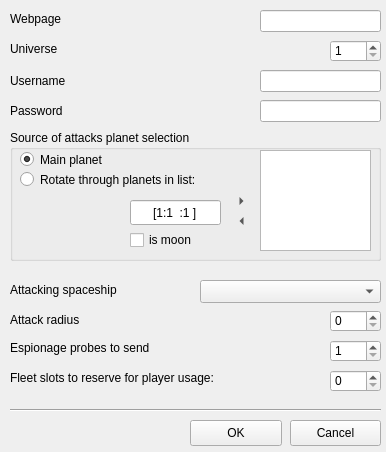
The window that ogbot/src/ui/Options.ui (kovan/kovans-ogbot) describes before a commit, drawn with Qt 5.
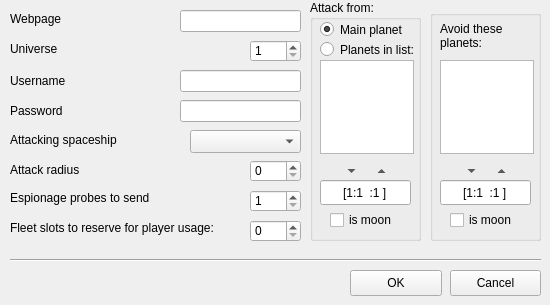
The same window after the commit. Icons and pictures are not drawn.

What changed in the file:
```diff
--- a/ogbot/src/ui/Options.ui
+++ b/ogbot/src/ui/Options.ui
@@ -5,8 +5,8 @@
    <rect>
     <x>0</x>
     <y>0</y>
-    <width>386</width>
-    <height>452</height>
+    <width>550</width>
+    <height>305</height>
    </rect>
   </property>
   <property name="sizePolicy" >
@@ -23,16 +23,6 @@
   <property name="windowIcon" >
    <iconset/>
   </property>
-  <widget class="QSpinBox" name="attackRadioSpinBox" >
-   <property name="geometry" >
-    <rect>
-     <x>330</x>
-     <y>310</y>
-     <width>51</width>
-     <height>22</height>
-    </rect>
-   </property>
-  </widget>
   <widget class="QLabel" name="label" >
    <property name="geometry" >
     <rect>
@@ -49,7 +39,7 @@
   <widget class="QLineEdit" name="usernameLineEdit" >
    <property name="geometry" >
     <rect>
-     <x>260</x>
+     <x>180</x>
      <y>70</y>
      <width>121</width>
      <height>22</height>
@@ -91,7 +81,7 @@
   <widget class="QSpinBox" name="universeSpinBox" >
    <property name="geometry" >
     <rect>
-     <x>330</x>
+     <x>250</x>
      <y>40</y>
      <width>51</width>
      <height>22</height>
@@ -104,7 +94,7 @@
   <widget class="QLineEdit" name="webpageLineEdit" >
    <property name="geometry" >
     <rect>
-     <x>260</x>
+     <x>180</x>
      <y>10</y>
      <width>121</width>
      <height>22</height>
@@ -130,27 +120,11 @@
     <cstring>webpageLineEdit</cstring>
    </property>
   </widget>
-  <widget class="QPushButton" name="okButton" >
-   <property name="geometry" >
-    <rect>
-     <x>190</x>
-     <y>420</y>
-     <width>92</width>
-     <height>26</height>
-    </rect>
-   </property>
-   <property name="text" >
-    <string>OK</string>
-   </property>
-   <property name="autoDefault" >
-    <bool>false</bool>
-   </property>
-  </widget>
   <widget class="QLabel" name="label_2" >
    <property name="geometry" >
     <rect>
      <x>10</x>
-     <y>280</y>
+     <y>130</y>
      <width>181</width>
      <height>20</height>
     </rect>
@@ -178,10 +152,78 @@
     <cstring>passwordLineEdit</cstring>
    </property>
   </widget>
+  <widget class="QSpinBox" name="probesToSendSpinBox" >
+   <property name="geometry" >
+    <rect>
+     <x>250</x>
+     <y>190</y>
+     <width>51</width>
+     <height>22</height>
+    </rect>
+   </property>
+   <property name="minimum" >
+    <number>1</number>
+   </property>
+  </widget>
+  <widget class="QLabel" name="label_3" >
+   <property name="geometry" >
+    <rect>
+     <x>10</x>
+     <y>160</y>
+     <width>181</width>
+     <height>20</height>
+    </rect>
+   </property>
+   <property name="text" >
+    <string>Attack radius</string>
+   </property>
+   <property name="buddy" >
+    <cstring>attackRadioSpinBox</cstring>
+   </property>
+  </widget>
+  <widget class="QLabel" name="label_14" >
+   <property name="geometry" >
+    <rect>
+     <x>10</x>
+     <y>180</y>
+     <width>221</width>
+     <height>36</height>
+    </rect>
+   </property>
+   <property name="text" >
+    <string>Espionage probes to send</string>
+   </property>
+   <property name="buddy" >
+    <cstring>probesToSendSpinBox</cstring>
+   </property>
+  </widget>
+  <widget class="QSpinBox" name="slotsToReserveSpinBox" >
+   <property name="geometry" >
+    <rect>
+     <x>250</x>
+     <y>220</y>
+     <width>51</width>
+     <height>22</height>
+    </rect>
+   </property>
+   <property name="minimum" >
+    <number>0</number>
+   </property>
+  </widget>
+  <widget class="QComboBox" name="attackingShipComboBox" >
+   <property name="geometry" >
+    <rect>
+     <x>190</x>
+     <y>130</y>
+     <width>111</width>
+     <height>23</height>
+    </rect>
+   </property>
+  </widget>
   <widget class="QLineEdit" name="passwordLineEdit" >
    <property name="geometry" >
     <rect>
-     <x>260</x>
+     <x>180</x>
      <y>100</y>
      <width>121</width>
      <height>22</height>
@@ -191,24 +233,56 @@
     <enum>QLineEdit::Password</enum>
    </property>
   </widget>
+  <widget class="QLabel" name="label_15" >
+   <property name="geometry" >
+    <rect>
+     <x>10</x>
+     <y>210</y>
+     <width>221</width>
+     <height>36</height>
+    </rect>
+   </property>
+   <property name="text" >
+    <string>Fleet slots to reserve for player usage:</string>
+   </property>
+   <property name="buddy" >
+    <cstring>probesToSendSpinBox</cstring>
+   </property>
+  </widget>
+  <widget class="QPushButton" name="okButton" >
+   <property name="geometry" >
+    <rect>
+     <x>350</x>
+     <y>270</y>
+     <width>92</width>
+     <height>26</height>
+    </rect>
+   </property>
+   <property name="text" >
+    <string>OK</string>
+   </property>
+   <property name="autoDefault" >
+    <bool>false</bool>
+   </property>
+  </widget>
   <widget class="QGroupBox" name="groupBox" >
    <property name="geometry" >
     <rect>
-     <x>10</x>
-     <y>130</y>
-     <width>371</width>
-     <height>131</height>
+     <x>310</x>
+     <y>0</y>
+     <width>111</width>
+     <height>241</height>
     </rect>
    </property>
    <property name="title" >
-    <string>Source of attacks planet selection</string>
+    <string>Attack from:</string>
    </property>
    <widget class="QRadioButton" name="mainPlanetRadio" >
     <property name="geometry" >
      <rect>
       <x>10</x>
       <y>20</y>
-      <width>161</width>
+      <width>111</width>
       <height>19</height>
      </rect>
     </property>
@@ -219,78 +293,168 @@
      <bool>true</bool>
     </property>
    </widget>
+   <widget class="QCheckBox" name="isMoonCheckBox" >
+    <property name="geometry" >
+     <rect>
+      <x>20</x>
+      <y>210</y>
+      <width>71</width>
+      <height>20</height>
+     </rect>
+    </property>
+    <property name="text" >
+     <string>is moon</string>
+    </property>
+   </widget>
+   <widget class="QLineEdit" name="addPlanetLineEdit" >
+    <property name="geometry" >
+     <rect>
+      <x>10</x>
+      <y>180</y>
+      <width>91</width>
+      <height>25</height>
+     </rect>
+    </property>
+    <property name="inputMask" >
+     <string>\[9:999:99\]; </string>
+    </property>
+    <property name="text" >
+     <string>[1:1:1]</string>
+    </property>
+    <property name="alignment" >
+     <set>Qt::AlignHCenter</set>
+    </property>
+   </widget>
+   <widget class="QToolButton" name="addPlanetButton" >
+    <property name="geometry" >
+     <rect>
+      <x>60</x>
+      <y>160</y>
+      <width>23</width>
+      <height>22</height>
+     </rect>
+    </property>
+    <property name="text" >
+     <string/>
+    </property>
+    <property name="autoRaise" >
+     <bool>true</bool>
+    </property>
+    <property name="arrowType" >
+     <enum>Qt::UpArrow</enum>
+    </property>
+   </widget>
+   <widget class="QToolButton" name="removePlanetButton" >
+    <property name="geometry" >
+     <rect>
+      <x>30</x>
+      <y>160</y>
+      <width>23</width>
+      <height>22</height>
+     </rect>
+    </property>
+    <property name="text" >
+     <string/>
+    </property>
+    <property name="autoRaise" >
+     <bool>true</bool>
+    </property>
+    <property name="arrowType" >
+     <enum>Qt::DownArrow</enum>
+    </property>
+   </widget>
    <widget class="QRadioButton" name="rotatePlanetsRadio" >
     <property name="geometry" >
      <rect>
       <x>10</x>
       <y>40</y>
-      <width>221</width>
+      <width>101</width>
       <height>19</height>
      </rect>
     </property>
     <property name="text" >
-     <string>Rotate through planets in list:</string>
+     <string>Planets in list:</string>
     </property>
    </widget>
    <widget class="QListWidget" name="sourcePlanetsList" >
     <property name="geometry" >
      <rect>
-      <x>250</x>
-      <y>20</y>
-      <width>111</width>
-      <height>101</height>
-     </rect>
-    </property>
-    <property name="horizontalScrollBarPolicy" >
-     <enum>Qt::ScrollBarAlwaysOff</enum>
-    </property>
-    <property name="textElideMode" >
-     <enum>Qt::ElideLeft</enum>
-    </property>
-   </widget>
-   <widget class="QToolButton" name="addPlanetButton" >
-    <property name="geometry" >
-     <rect>
-      <x>220</x>
+      <x>10</x>
       <y>60</y>
-      <width>23</width>
-      <height>22</height>
+      <width>94</width>
+      <height>94</height>
      </rect>
     </property>
-    <property name="text" >
-     <string/>
+    <property name="horizontalScrollBarPolicy" >
+     <enum>Qt::ScrollBarAlwaysOff</enum>
     </property>
-    <property name="autoRaise" >
-     <bool>true</bool>
+    <property name="textElideMode" >
+     <enum>Qt::ElideLeft</enum>
     </property>
-    <property name="arrowType" >
-     <enum>Qt::RightArrow</enum>
+   </widget>
+  </widget>
+  <widget class="QGroupBox" name="groupBox_2" >
+   <property name="geometry" >
+    <rect>
+     <x>430</x>
+     <y>10</y>
+     <width>111</width>
+     <height>231</height>
+    </rect>
+   </property>
+   <property name="title" >
+    <string/>
+   </property>
+   <widget class="QListWidget" name="sourcePlanetsList_3" >
+    <property name="geometry" >
+     <rect>
+      <x>10</x>
+      <y>50</y>
+      <width>94</width>
+      <height>94</height>
+     </rect>
     </property>
+    <property name="horizontalScrollBarPolicy" >
+     <enum>Qt::ScrollBarAlwaysOff</enum>
+    </property>
+    <property name="textElideMode" >
+     <enum>Qt::ElideLeft</enum>
+    </property>
    </widget>
-   <widget class="QToolButton" name="removePlanetButton" >
+   <widget class="QLabel" name="label_16" >
     <property name="geometry" >
      <rect>
-      <x>220</x>
-      <y>80</y>
-      <width>23</width>
-      <height>22</height>
+      <x>10</x>
+      <y>10</y>
+      <width>81</width>
+      <height>32</height>
      </rect>
     </property>
     <property name="text" >
-     <string/>
+     <string>Avoid these&lt;br> planets:</string>
     </property>
-    <property name="autoRaise" >
-     <bool>true</bool>
+    <property name="buddy" >
+     <cstring>probesToSendSpinBox</cstring>
     </property>
-    <property name="arrowType" >
-     <enum>Qt::LeftArrow</enum>
+   </widget>
+   <widget class="QCheckBox" name="isMoonCheckBox_3" >
+    <property name="geometry" >
+     <rect>
+      <x>20</x>
+      <y>200</y>
+      <width>71</width>
+      <height>20</height>
+     </rect>
     </property>
+    <property name="text" >
+     <string>is moon</string>
+    </property>
    </widget>
-   <widget class="QLineEdit" name="addPlanetLineEdit" >
+   <widget class="QLineEdit" name="addPlanetLineEdit_3" >
     <property name="geometry" >
      <rect>
-      <x>120</x>
-      <y>70</y>
+      <x>10</x>
+      <y>170</y>
       <width>91</width>
       <height>25</height>
      </rect>
@@ -305,93 +469,50 @@
      <set>Qt::AlignHCenter</set>
     </property>
    </widget>
-   <widget class="QCheckBox" name="isMoonCheckBox" >
+   <widget class="QToolButton" name="removePlanetButton_3" >
     <property name="geometry" >
      <rect>
-      <x>120</x>
-      <y>100</y>
-      <width>111</width>
-      <height>20</height>
+      <x>30</x>
+      <y>150</y>
+      <width>23</width>
+      <height>22</height>
      </rect>
     </property>
     <property name="text" >
-     <string>is moon</string>
+     <string/>
     </property>
+    <property name="autoRaise" >
+     <bool>true</bool>
+    </property>
+    <property name="arrowType" >
+     <enum>Qt::DownArrow</enum>
+    </property>
    </widget>
-  </widget>
-  <widget class="QComboBox" name="attackingShipComboBox" >
-   <property name="geometry" >
-    <rect>
-     <x>200</x>
-     <y>280</y>
-     <width>181</width>
-     <height>23</height>
-    </rect>
-   </property>
-  </widget>
-  <widget class="QSpinBox" name="probesToSendSpinBox" >
-   <property name="geometry" >
-    <rect>
-     <x>330</x>
-     <y>340</y>
-     <width>51</width>
-     <height>22</height>
-    </rect>
-   </property>
-   <property name="minimum" >
-    <number>1</number>
-   </property>
-  </widget>
-  <widget class="QLabel" name="label_3" >
-   <property name="geometry" >
-    <rect>
-     <x>10</x>
-     <y>310</y>
-     <width>291</width>
-     <height>20</height>
-    </rect>
-   </property>
-   <property name="text" >
-    <string>Attack radius</string>
-   </property>
-   <property name="buddy" >
-    <cstring>attackRadioSpinBox</cstring>
-   </property>
-  </widget>
-  <widget class="QLabel" name="label_14" >
-   <property name="geometry" >
-    <rect>
-     <x>10</x>
-     <y>330</y>
-     <width>221</width>
-     <height>36</height>
-    </rect>
-   </property>
-   <property name="text" >
-    <string>Espionage probes to send</string>
-   </property>
-   <property name="buddy" >
-    <cstring>probesToSendSpinBox</cstring>
-   </property>
-  </widget>
-  <widget class="Line" name="line_2" >
-   <property name="geometry" >
-    <rect>
-     <x>10</x>
-     <y>400</y>
-     <width>371</width>
-     <height>20</height>
-    </rect>
-   </property>
-   <property name="orientation" >
-    <enum>Qt::Horizontal</enum>
-   </property>
+   <widget class="QToolButton" name="addPlanetButton_3" >
+    <property name="geometry" >
+     <rect>
+      <x>60</x>
+      <y>150</y>
+      <width>23</width>
+      <height>22</height>
+     </rect>
+    </property>
+    <property name="text" >
+     <string/>
+    </property>
+    <property name="autoRaise" >
+     <bool>true</bool>
+    </property>
+    <property name="arrowType" >
+     <enum>Qt::UpArrow</enum>
+    </property>
+   </widget>
   </widget>
   <widget class="QPushButton" name="cancelButton" >
    <property name="geometry" >
     <rect>
-     <x>290</x>
-     <y>420</y>
+     <x>450</x>
+     <y>270</y>
      <width>91</width>
      <height>26</height>
     </rect>
@@ -403,33 +524,30 @@
     <bool>false</bool>
    </property>
   </widget>
-  <widget class="QSpinBox" name="slotsToReserveSpinBox" >
+  <widget class="Line" name="line_2" >
    <property name="geometry" >
     <rect>
-     <x>330</x>
-     <y>370</y>
+     <x>10</x>
+     <y>250</y>
+     <width>531</width>
+     <height>20</height>
+    </rect>
+   </property>
+   <property name="orientation" >
+    <enum>Qt::Horizontal</enum>
+   </property>
+  </widget>
+  <widget class="QSpinBox" name="attackRadioSpinBox" >
+   <property name="geometry" >
+    <rect>
+     <x>250</x>
+     <y>160</y>
      <width>51</width>
      <height>22</height>
     </rect>
    </property>
-   <property name="minimum" >
-    <number>0</number>
-   </property>
-  </widget>
-  <widget class="QLabel" name="label_15" >
-   <property name="geometry" >
-    <rect>
-     <x>10</x>
-     <y>360</y>
-     <width>221</width>
-     <height>36</height>
-    </rect>
-   </property>
-   <property name="text" >
-    <string>Fleet slots to reserve for player usage:</string>
-   </property>
-   <property name="buddy" >
-    <cstring>probesToSendSpinBox</cstring>
+   <property name="maximum" >
+    <number>999999999</number>
    </property>
   </widget>
  </widget>
```
